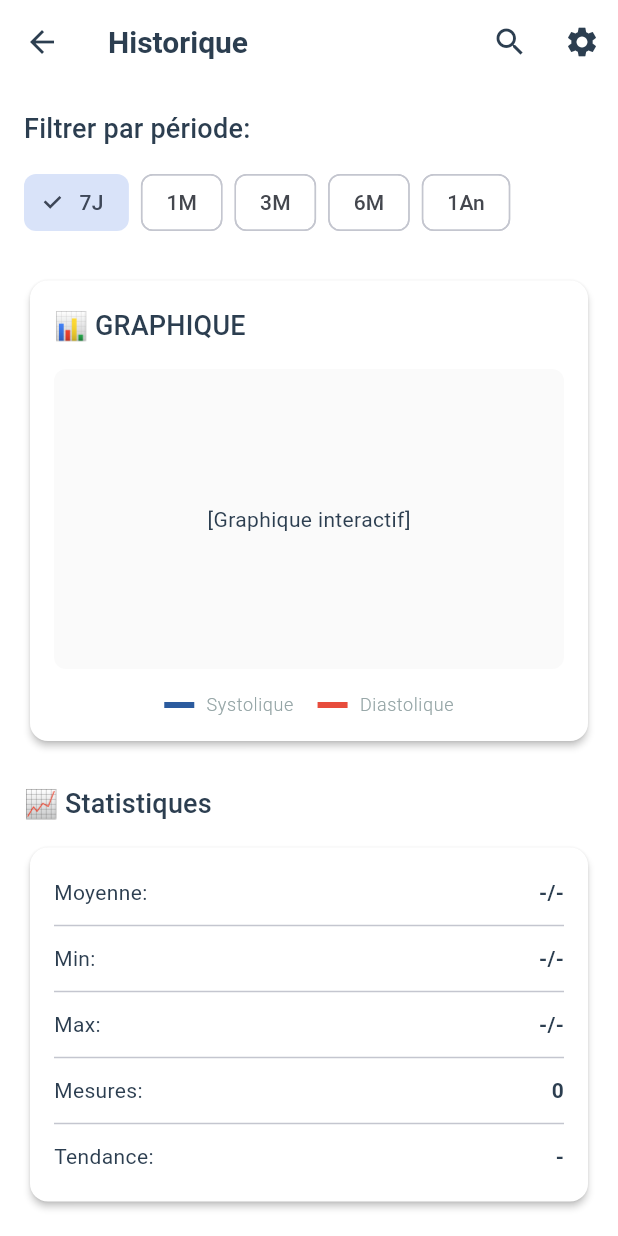
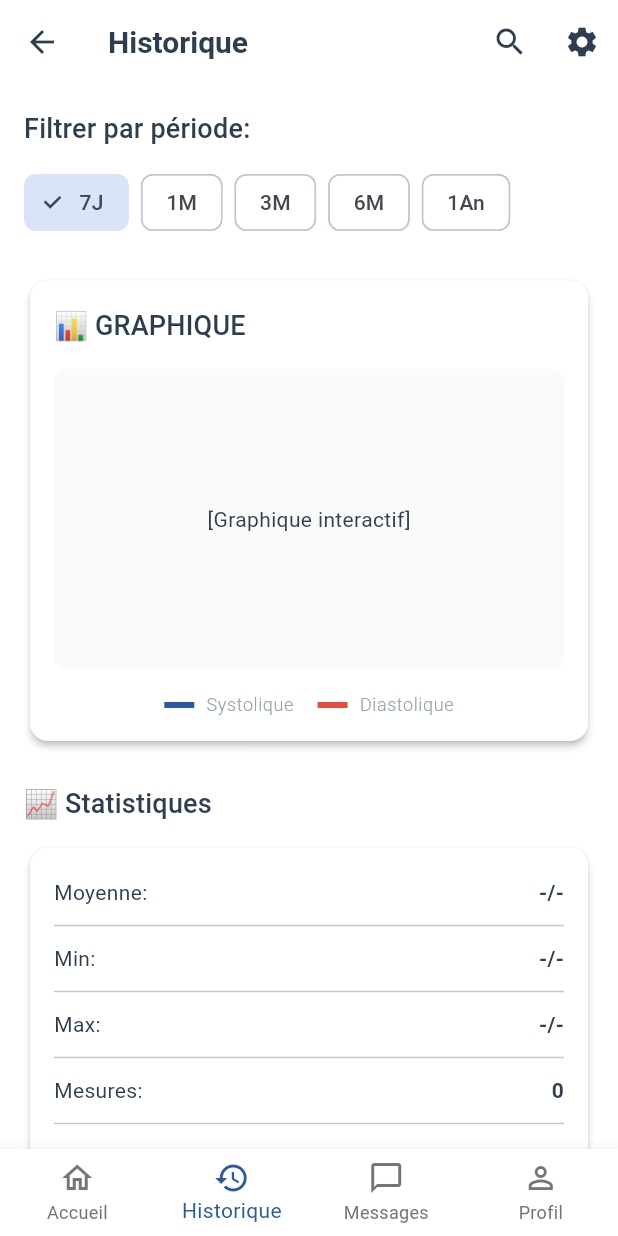
Before and after one commit to BMoutawakil67/dr_Cardio, a Flutter app: the PatientHistoryScreen screen opened by its route, on a phone screen of 412 x 824 dp. Run offline on Flutter 3.47's test engine with Material 3 defaults, Android fonts, the phone set to English and light mode, and no system bars; our stand-ins replace connectivity_plus, hive, hive_flutter, image_picker, logger, share_plus; accounts and stored records are empty.

Commit message:
feat: Ajout navigation bottom bar sur tous les écrans principaux
- Création widget PatientBottomNavigation réutilisable
- Ajout navigation sur Dashboard (index 0)
- Ajout navigation sur Historique (index 1)
- Ajout navigation sur Messages (index 2)
- Ajout navigation sur Profil (index 3)
- Navigation cohérente entre tous les écrans principaux

```diff
--- a/lib/screens/patient/patient_history_screen.dart
+++ b/lib/screens/patient/patient_history_screen.dart
@@ -4,6 +4,7 @@ import 'package:dr_cardio/services/auth_service.dart';
 import 'package:flutter/material.dart';
 import 'package:dr_cardio/config/app_theme.dart';
 import 'package:dr_cardio/routes/app_routes.dart';
+import 'package:dr_cardio/widgets/navigation/patient_bottom_navigation.dart';
 
 class PatientHistoryScreen extends StatefulWidget {
   const PatientHistoryScreen({super.key});
@@ -284,6 +285,7 @@ class _PatientHistoryScreenState extends State<PatientHistoryScreen> {
           ],
         ),
       ),
+      bottomNavigationBar: const PatientBottomNavigation(currentIndex: 1),
     );
   }
 }
--- a/lib/screens/patient/patient_messages_screen.dart
+++ b/lib/screens/patient/patient_messages_screen.dart
@@ -1,6 +1,7 @@
 import 'package:flutter/material.dart';
 import 'package:dr_cardio/routes/app_routes.dart';
 import 'package:dr_cardio/config/app_theme.dart';
+import 'package:dr_cardio/widgets/navigation/patient_bottom_navigation.dart';
 
 class PatientMessagesScreen extends StatelessWidget {
   const PatientMessagesScreen({super.key});
@@ -55,6 +56,7 @@ class PatientMessagesScreen extends StatelessWidget {
                 return _buildConversationCard(context, conv);
               },
             ),
+      bottomNavigationBar: const PatientBottomNavigation(currentIndex: 2),
     );
   }
 
--- a/lib/screens/patient/patient_profile_screen.dart
+++ b/lib/screens/patient/patient_profile_screen.dart
@@ -7,6 +7,7 @@ import 'package:flutter/material.dart';
 import 'package:dr_cardio/config/app_theme.dart';
 import 'package:dr_cardio/routes/app_routes.dart';
 import 'package:dr_cardio/widgets/animations/animated_widgets.dart';
+import 'package:dr_cardio/widgets/navigation/patient_bottom_navigation.dart';
 
 class PatientProfileScreen extends StatefulWidget {
   const PatientProfileScreen({super.key});
@@ -440,6 +441,7 @@ class _PatientProfileScreenState extends State<PatientProfileScreen> {
               ),
             );
           }),
+      bottomNavigationBar: const PatientBottomNavigation(currentIndex: 3),
     );
   }
 
--- /dev/null
+++ b/lib/widgets/navigation/patient_bottom_navigation.dart
@@ -0,0 +1,68 @@
+import 'package:flutter/material.dart';
+import 'package:dr_cardio/config/app_theme.dart';
+import 'package:dr_cardio/routes/app_routes.dart';
+
+class PatientBottomNavigation extends StatelessWidget {
+  final int currentIndex;
+
+  const PatientBottomNavigation({
+    super.key,
+    required this.currentIndex,
+  });
+
+  @override
+  Widget build(BuildContext context) {
+    return BottomNavigationBar(
+      currentIndex: currentIndex,
+      selectedItemColor: AppTheme.primaryBlue,
+      unselectedItemColor: Colors.grey.shade600,
+      type: BottomNavigationBarType.fixed,
+      onTap: (index) {
+        switch (index) {
+          case 0:
+            if (currentIndex != 0) {
+              Navigator.pushReplacementNamed(context, AppRoutes.patientDashboard);
+            }
+            break;
+          case 1:
+            if (currentIndex != 1) {
+              Navigator.pushNamed(context, AppRoutes.patientHistory, arguments: {'patientId': 'patient-001'});
+            }
+            break;
+          case 2:
+            if (currentIndex != 2) {
+              Navigator.pushNamed(context, AppRoutes.patientMessages);
+            }
+            break;
+          case 3:
+            if (currentIndex != 3) {
+              Navigator.pushNamed(context, AppRoutes.patientProfile);
+            }
+            break;
+        }
+      },
+      items: const [
+        BottomNavigationBarItem(
+          icon: Icon(Icons.home_outlined),
+          activeIcon: Icon(Icons.home),
+          label: 'Accueil',
+        ),
+        BottomNavigationBarItem(
+          icon: Icon(Icons.history_outlined),
+          activeIcon: Icon(Icons.history),
+          label: 'Historique',
+        ),
+        BottomNavigationBarItem(
+          icon: Icon(Icons.chat_bubble_outline),
+          activeIcon: Icon(Icons.chat_bubble),
+          label: 'Messages',
+        ),
+        BottomNavigationBarItem(
+          icon: Icon(Icons.person_outline),
+          activeIcon: Icon(Icons.person),
+          label: 'Profil',
+        ),
+      ],
+    );
+  }
+}
```
